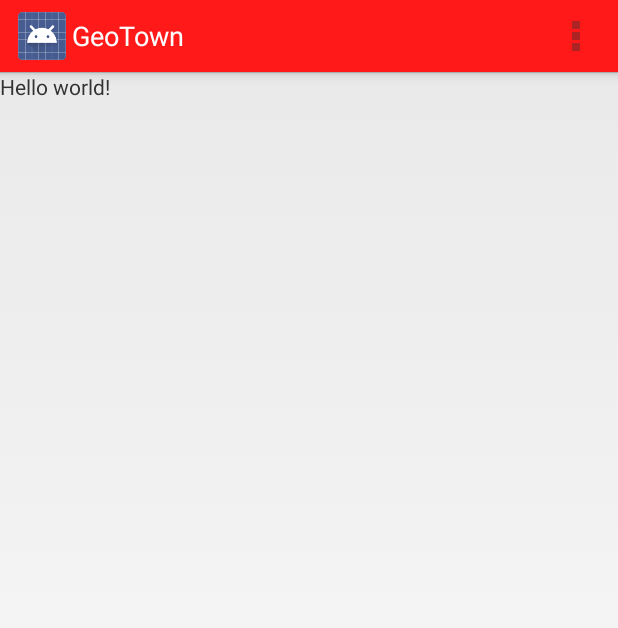
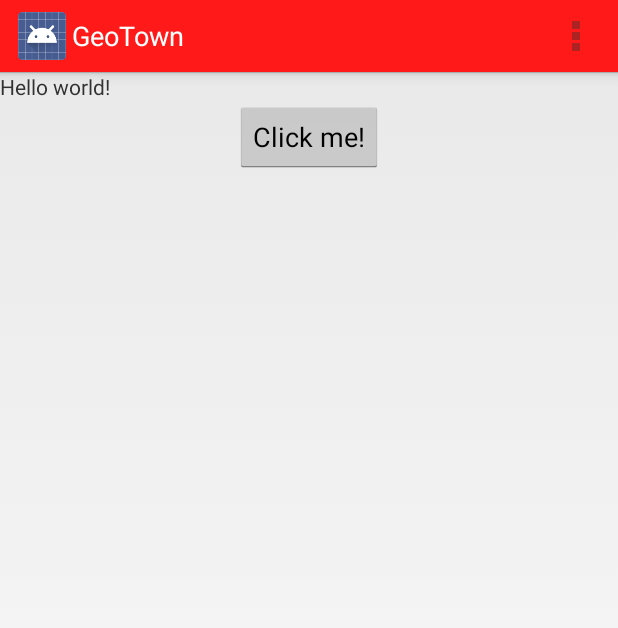
Before and after one commit to HappyCarl/geotown.android, an Android app: the screen it shows after launch (StartActivity), on a phone screen of 412 x 824 dp. Shown: the top 628 px of the screen. Run offline under Robolectric (Android 15) with nearby library versions, the phone set to English and light mode, and no system bars; libraries missing offline, so code that uses them is left out: com.readystatesoftware.systembartint; 4 statements that could not run were skipped.

Commit message:
Added button to layout.

```diff
--- a/app/src/main/res/layout/activity_start.xml
+++ b/app/src/main/res/layout/activity_start.xml
@@ -2,16 +2,21 @@
     xmlns:tools="http://schemas.android.com/tools"
     android:layout_width="match_parent"
     android:layout_height="match_parent"
-    android:paddingLeft="@dimen/activity_horizontal_margin"
-    android:paddingRight="@dimen/activity_horizontal_margin"
-    android:paddingTop="@dimen/activity_vertical_margin"
-    android:paddingBottom="@dimen/activity_vertical_margin"
     android:fitsSystemWindows="true"
     tools:context="de.happycarl.geotown.app.StartActivity">
 
     <TextView
         android:text="@string/hello_world"
         android:layout_width="wrap_content"
-        android:layout_height="wrap_content" />
+        android:layout_height="wrap_content"
+        android:id="@+id/textView" />
+
+    <Button
+        android:layout_width="wrap_content"
+        android:layout_height="wrap_content"
+        android:text="@string/click_me"
+        android:id="@+id/click_me_button"
+        android:layout_below="@+id/textView"
+        android:layout_centerHorizontal="true" />
 
 </RelativeLayout>
--- a/app/src/main/res/values/strings.xml
+++ b/app/src/main/res/values/strings.xml
@@ -5,4 +5,5 @@
     <string name="hello_world">Hello world!</string>
     <string name="action_settings">Settings</string>
     <string name="action_close">Close</string>
+    <string name="click_me">Click me!</string>
 </resources>
```
